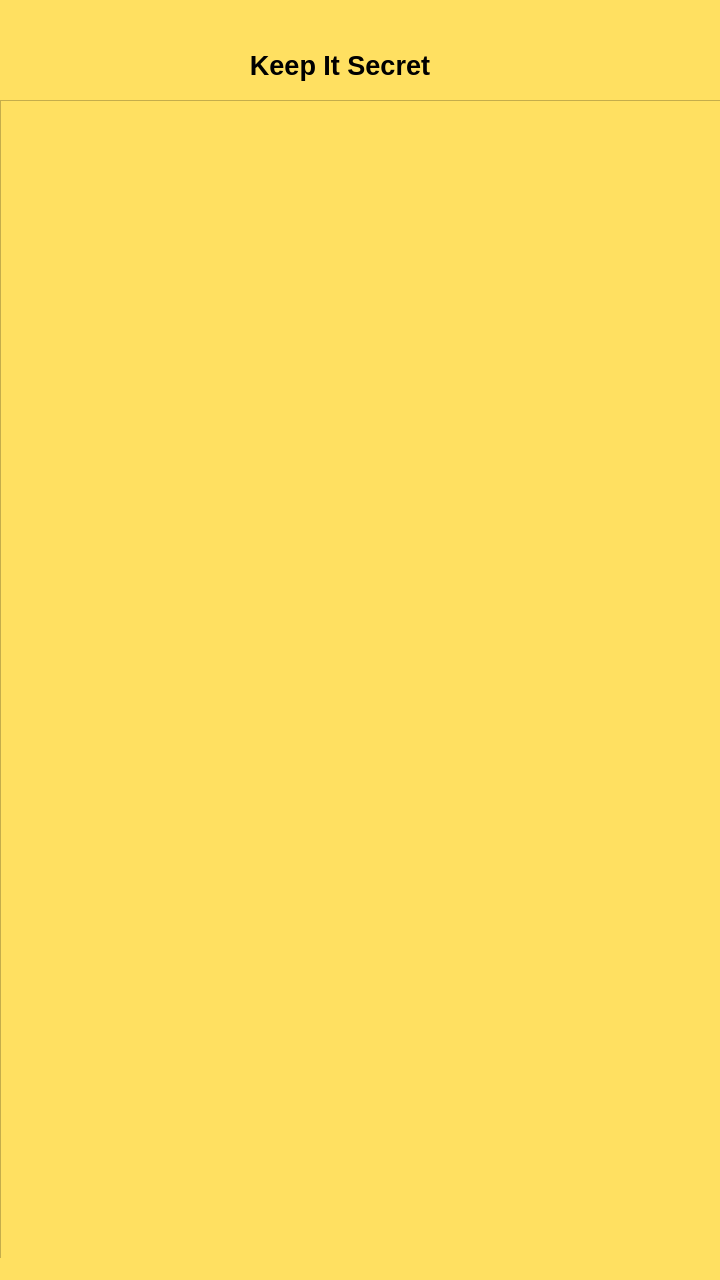
First picture: the form in contactswindow.ui, repository dbuhon/KeepItSecret, before the edit.
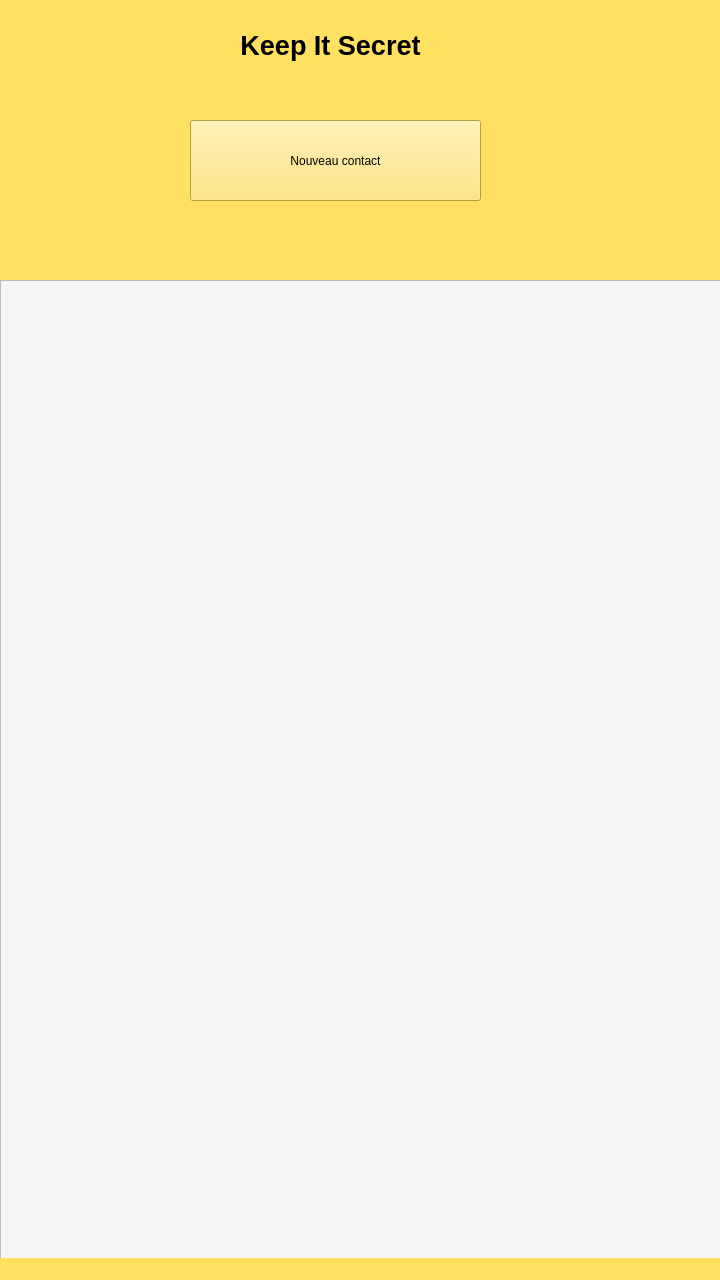
Second picture: the form after the edit.

```diff
--- a/contactswindow.ui
+++ b/contactswindow.ui
@@ -20,10 +20,10 @@
    <widget class="QLabel" name="label_title">
     <property name="geometry">
      <rect>
-      <x>130</x>
-      <y>40</y>
-      <width>420</width>
-      <height>51</height>
+      <x>170</x>
+      <y>10</y>
+      <width>321</width>
+      <height>71</height>
      </rect>
     </property>
     <property name="minimumSize">
@@ -57,10 +57,26 @@
     <property name="geometry">
      <rect>
       <x>0</x>
-      <y>100</y>
+      <y>280</y>
       <width>721</width>
-      <height>1161</height>
+      <height>981</height>
      </rect>
+    </property>
+    <property name="styleSheet">
+     <string notr="true">background-color: whitesmoke;</string>
+    </property>
+   </widget>
+   <widget class="QPushButton" name="pushButton_newContact">
+    <property name="geometry">
+     <rect>
+      <x>190</x>
+      <y>120</y>
+      <width>291</width>
+      <height>81</height>
+     </rect>
+    </property>
+    <property name="text">
+     <string>Nouveau contact</string>
     </property>
    </widget>
   </widget>
```
Left out of the diff: 2 changed lines with no effect on the pictures.
